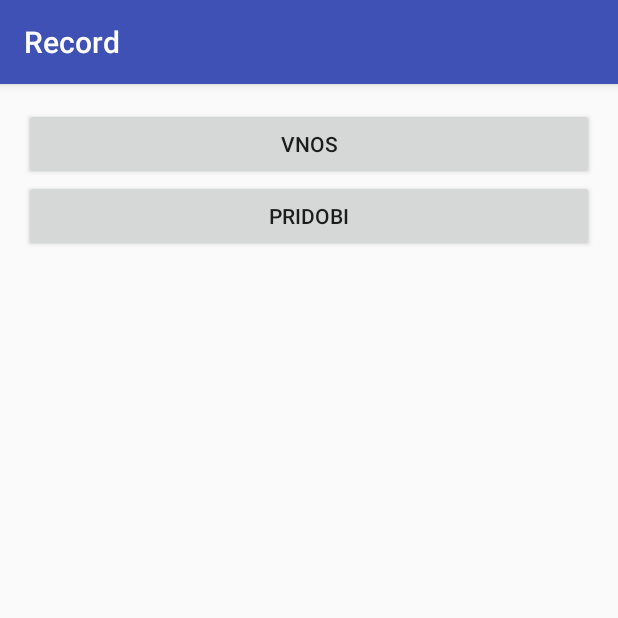
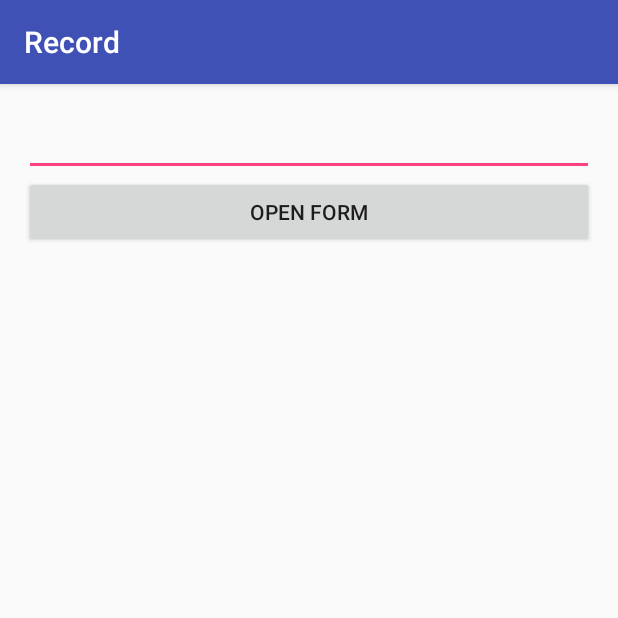
Before and after one commit to recordapp/record, an Android app: the screen it shows after launch (MainActivity), on a phone screen of 412 x 824 dp, the top half of it. Run offline under Robolectric (Android 15) with nearby library versions, the phone set to English and light mode, and no system bars; 1 statement that could not run was skipped.

Commit message:
Ustvarjena 2 activitya, prenos arraya iz enega v drugega

```diff
--- a/app/src/main/AndroidManifest.xml
+++ b/app/src/main/AndroidManifest.xml
@@ -15,6 +15,7 @@
                 <category android:name="android.intent.category.LAUNCHER" />
             </intent-filter>
         </activity>
+        <activity android:name=".Form"></activity>
     </application>
 
 </manifest>
--- a/app/src/main/java/com/example/vid/record/MainActivity.java
+++ b/app/src/main/java/com/example/vid/record/MainActivity.java
@@ -1,13 +1,37 @@
 package com.example.vid.record;
 
+import android.content.Intent;
 import android.support.v7.app.AppCompatActivity;
 import android.os.Bundle;
+import android.util.Log;
+import android.view.View;
+import android.widget.EditText;
+import android.widget.TextView;
 
 public class MainActivity extends AppCompatActivity {
+
+    EditText mass;
+    String massValue;
+    TextView text;
+    int[] massArray={89,88,87};
+
 
     @Override
     protected void onCreate(Bundle savedInstanceState) {
         super.onCreate(savedInstanceState);
         setContentView(R.layout.activity_main);
+
+        mass = (EditText) findViewById(R.id.vnos_teze);
+        text = (TextView) findViewById(R.id.test);
+    }
+
+    public void sendMessage(View v) {
+
+        massValue = mass.getText().toString();
+        text.setText(massValue);
+
+        Intent i = new Intent(MainActivity.this, Form.class);
+        i.putExtra("mass", massArray);
+        startActivity(i);
     }
 }
--- a/app/src/main/res/layout/activity_main.xml
+++ b/app/src/main/res/layout/activity_main.xml
@@ -9,19 +9,17 @@
     android:paddingTop="@dimen/activity_vertical_margin"
     tools:context="com.example.vid.record.MainActivity">
 
-    <Button
-        android:id="@+id/button_form"
+    <EditText
         android:layout_width="wrap_content"
         android:layout_height="wrap_content"
-        android:text="VNOS"
+        android:id="@+id/vnos_teze"/>
+
+    <Button
+        android:id="@+id/button_open_form"
+        android:layout_width="wrap_content"
+        android:layout_height="wrap_content"
+        android:text="OPEN FORM"
         android:onClick="sendMessage"
         />
 
-    <Button
-        android:id="@+id/button_get"
-        android:layout_width="wrap_content"
-        android:layout_height="wrap_content"
-        android:text="PRIDOBI"
-        android:onClick="sendMessage"
-        />
 </TableLayout>
```
Also changed, not shown: app/src/main/java/com/example/vid/record/Form.java (added, +19 -0 lines), app/src/main/res/layout/activity_form.xml (added, +13 -0 lines), 1 other file.
